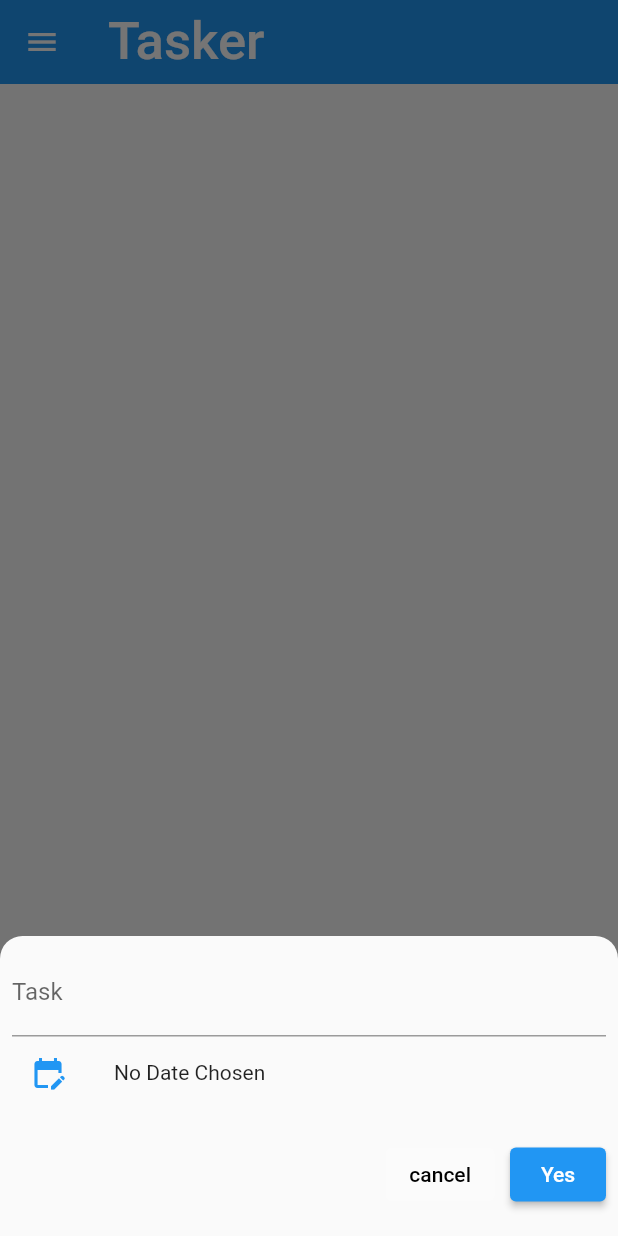
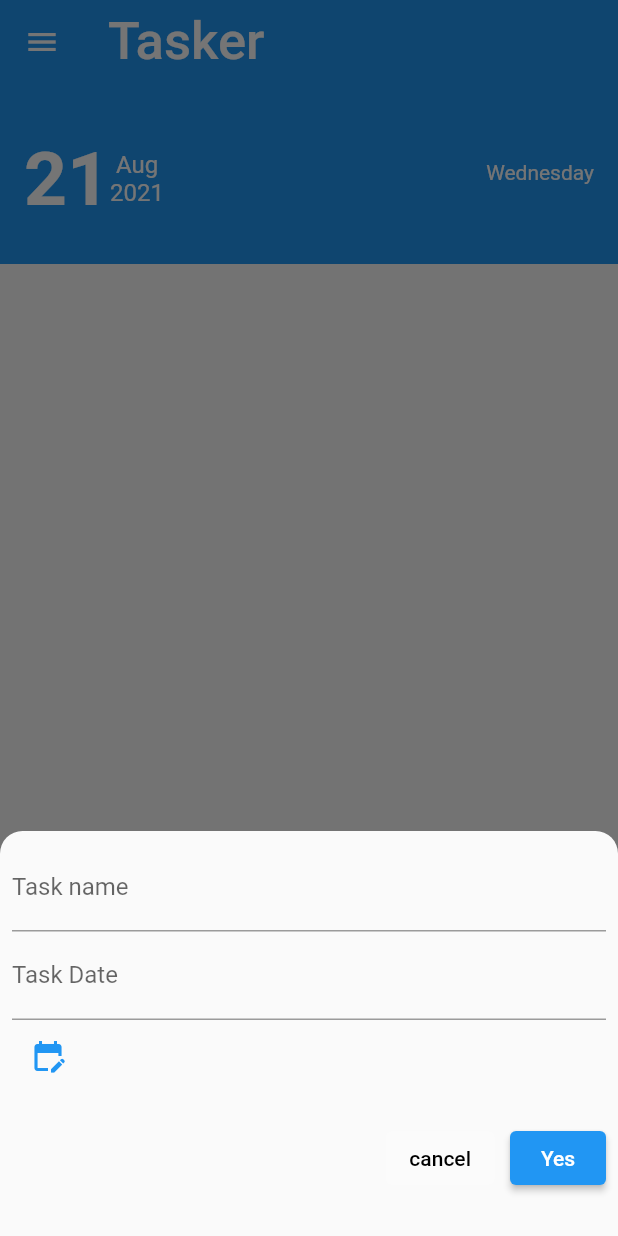
Before and after one commit to MohamedElweza/SQLITE-Tasker, a Flutter app: the screen it shows after launch, after a tap on the "add" icon, on a phone screen of 412 x 824 dp. Run offline on Flutter 3.47's test engine with Material 2 defaults, Android fonts, the phone set to English and light mode, and no system bars; our stand-ins replace sqflite; accounts and stored records are empty.

Commit message:
Update main.dart

```diff
--- a/lib/main.dart
+++ b/lib/main.dart
@@ -29,7 +29,6 @@ class Home extends StatefulWidget {
 }
 
 class _HomeState extends State<Home> {
-
   List<Todo> todoList = [];
   @override
   Widget build(BuildContext context) {
@@ -48,6 +47,8 @@ class _HomeState extends State<Home> {
         floatingActionButton: FloatingActionButton(
           onPressed: () async {
             TextEditingController dateinput = TextEditingController();
+            TextEditingController nameinput = TextEditingController();
+
             DateTime? selectedDate;
             await showModalBottomSheet(
                 shape: const RoundedRectangleBorder(
@@ -58,15 +59,20 @@ class _HomeState extends State<Home> {
                 context: context,
                 builder: (context) {
                   return SizedBox(
-                    height: 200,
+                    height: 270,
                     child: Padding(
                       padding: const EdgeInsets.all(8.0),
                       child: Column(
                         children: [
                           TextField(
+                            controller: nameinput,
+                            decoration:
+                                const InputDecoration(label: Text('Task name')),
+                          ),
+                          TextField(
                             controller: dateinput,
                             decoration:
-                            const InputDecoration(label: Text('Task')),
+                                const InputDecoration(label: Text('Task Date')),
                           ),
                           Row(
                             children: [
@@ -78,8 +84,15 @@ class _HomeState extends State<Home> {
                                         firstDate: DateTime.now(),
                                         lastDate: DateTime.now()
                                             .add(const Duration(days: 30)));
-                                    print(selectedDate.toString());
-                                    setState(() {});
+                                    //  print(selectedDate.toString());
+                                    if (selectedDate != null) {
+                                      String formattedDate =
+                                          DateFormat('yyyy/MM/dd')
+                                              .format(selectedDate!);
+                                      setState(() {
+                                        dateinput.text = formattedDate;
+                                      });
+                                    }
                                   },
                                   icon: const Icon(
                                     Icons.edit_calendar,
@@ -88,9 +101,6 @@ class _HomeState extends State<Home> {
                               const SizedBox(
                                 width: 20,
                               ),
-                              Text(selectedDate != null
-                                  ? selectedDate.toString()
-                                  : "No Date Chosen")
                             ],
                           ),
                           const SizedBox(
@@ -114,8 +124,9 @@ class _HomeState extends State<Home> {
                               ElevatedButton(
                                 onPressed: () {
                                   TodoProvider.instance.insertTodo(Todo(
-                                      name: dateinput.text,
-                                      date: selectedDate!.millisecondsSinceEpoch,
+                                      name: nameinput.text,
+                                      date:
+                                          selectedDate!.millisecondsSinceEpoch,
                                       isChecked: false));
                                   print(todoList);
                                   Navigator.pop(context);
@@ -133,11 +144,57 @@ class _HomeState extends State<Home> {
           },
           child: const Icon(Icons.add),
         ),
-
-        body:
-
-            Padding(
-              padding: const EdgeInsets.all(10),
+        body: Column(
+          children: [
+            Container(
+              height: 120,
+              color: Colors.blue,
+              child: ListTile(
+                title: Row(
+                  children: [
+                    const Text(
+                      '21',
+                      style: TextStyle(
+                        color: Colors.white,
+                        fontWeight: FontWeight.bold,
+                        fontSize: 50,
+                      ),
+                    ),
+                    Padding(
+                      padding: const EdgeInsets.only(
+                        top: 40.0,
+                      ),
+                      child: Column(
+                        children: const [
+                          Text(
+                            'Aug',
+                            style: TextStyle(
+                              color: Colors.white,
+                            ),
+                          ),
+                          Text(
+                            '2021',
+                            style: TextStyle(
+                              color: Colors.white,
+                            ),
+                          ),
+                        ],
+                      ),
+                    ),
+                  ],
+                ),
+                trailing: const Padding(
+                  padding: EdgeInsets.only(top: 35.0),
+                  child: Text(
+                    'Wednesday',
+                    style: TextStyle(
+                      color: Colors.white,
+                    ),
+                  ),
+                ),
+              ),
+            ),
+            Expanded(
               child: FutureBuilder<List<Todo>>(
                 future: TodoProvider.instance.getAllTodo(),
                 builder: (context, snapshot) {
@@ -155,17 +212,18 @@ class _HomeState extends State<Home> {
                         return Padding(
                           padding: const EdgeInsets.symmetric(vertical: 8.0),
                           child: ListTile(
-                            leading: Checkbox(
-                              value: todo.isChecked,
-                              onChanged: (bool? value) {
-                                setState(() {
+                            leading: Transform.scale(
+                              scale: 2,
+                              child: Checkbox(
+                                shape: CircleBorder(),
+                                value: todo.isChecked,
+                                onChanged: (bool? value) async {
                                   todoList[index].isChecked = value!;
-                                });
-                              setState(() {
-
-                              });
-                              },
-
+                                  await TodoProvider.instance
+                                      .updateTodo(todoList[index]);
+                                  setState(() {});
+                                },
+                              ),
                             ),
                             title: Text(todo.name),
                             subtitle: Text(
@@ -180,7 +238,7 @@ class _HomeState extends State<Home> {
                                   setState(() {});
                                 },
                                 icon: const Icon(
-                                  Icons.delete_forever,
+                                  Icons.delete,
                                   color: Colors.red,
                                 )),
                           ),
@@ -198,63 +256,7 @@ class _HomeState extends State<Home> {
                 },
               ),
             ),
-
-
-
-      ),
-    );
-  }
-}
-class Mystyle extends StatelessWidget {
-  const Mystyle({Key? key}) : super(key: key);
-
-  @override
-  Widget build(BuildContext context) {
-    return  Container(
-      height: 120,
-      color: Colors.blue,
-      child: ListTile(
-        title: Row(
-          children: [
-            const Text(
-              '21',
-              style: TextStyle(
-                color: Colors.white,
-                fontWeight: FontWeight.bold,
-                fontSize: 50,
-              ),
-            ),
-            Padding(
-              padding: const EdgeInsets.only(
-                top: 40.0,
-              ),
-              child: Column(
-                children: const [
-                  Text(
-                    'Aug',
-                    style: TextStyle(
-                      color: Colors.white,
-                    ),
-                  ),
-                  Text(
-                    '2021',
-                    style: TextStyle(
-                      color: Colors.white,
-                    ),
-                  ),
-                ],
-              ),
-            ),
           ],
-        ),
-        trailing: const Padding(
-          padding: EdgeInsets.only(top: 35.0),
-          child: Text(
-            'Wednesday',
-            style: TextStyle(
-              color: Colors.white,
-            ),
-          ),
         ),
       ),
     );
```
